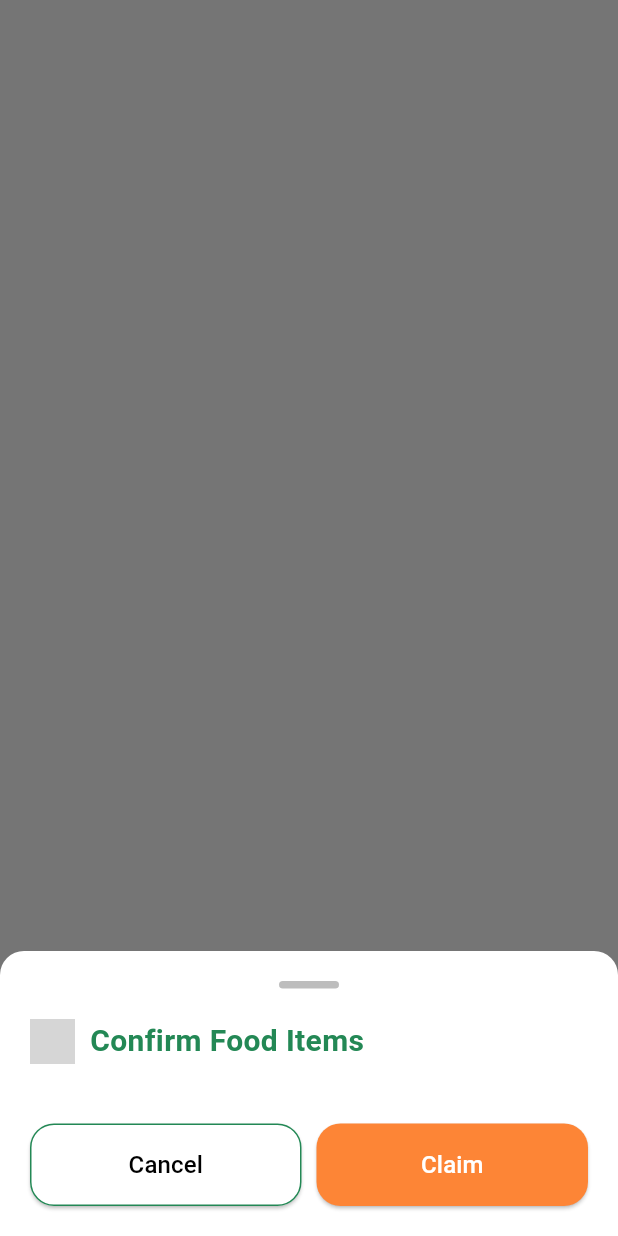
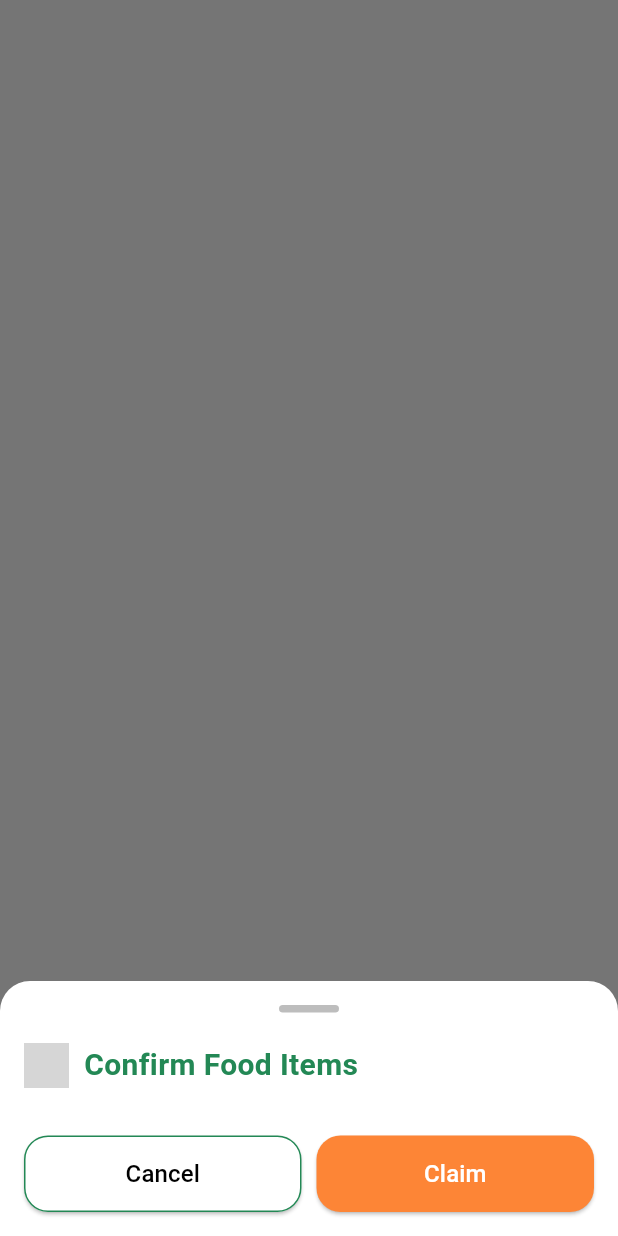
Before and after one commit to Ojikun/G2G, a Flutter app: what showGetBasketFlow() shows on an empty page, opened directly with empty values, on a phone screen of 412 x 824 dp. Run offline on Flutter 3.47's test engine with Material 3 defaults, Android fonts, the phone set to English and light mode, and no system bars; our stand-ins replace cloud_firestore, firebase_auth, firebase_core, firebase_messaging, flutter_local_notifications, google_sign_in and 2 more; accounts and stored records are empty; network calls fail; key blocks and very long unbroken strings in the code were emptied for the run; grey boxes are pictures that could not be loaded.

Commit message:
updated - mmodal sheet

```diff
--- a/lib/widgets/get_food_flow.dart
+++ b/lib/widgets/get_food_flow.dart
@@ -3,8 +3,6 @@ import 'package:cloud_firestore/cloud_firestore.dart';
 import 'package:firebase_auth/firebase_auth.dart';
 import 'package:flutter/material.dart';
 import 'quota_utils.dart'; // Contains getRemainingWeeklyQuantity() and kWeeklyLimit
-import '../Homepage.dart';
-import '../main.dart'; // Contains navigatorKey
 
 class GetFoodItem {
   final String foodId;
@@ -34,6 +32,7 @@ void showGetBasketFlow({
 
   if (totalRequested > remainingThisWeek) {
     if (context.mounted) {
+      // Check if the context is still valid
       ScaffoldMessenger.of(context).showSnackBar(
         SnackBar(
           content: Text(
@@ -45,8 +44,9 @@ void showGetBasketFlow({
     return;
   }
 
-  // Confirmation bottom sheet
+  // Confirmation dialog
   bool confirmed = false;
+  // Replace the confirmation dialog section with this:
   if (context.mounted) {
     confirmed =
         await showModalBottomSheet<bool>(
@@ -54,13 +54,20 @@ void showGetBasketFlow({
           isScrollControlled: true,
           backgroundColor: Colors.white,
           shape: const RoundedRectangleBorder(
-            borderRadius: BorderRadius.vertical(top: Radius.circular(16)),
+            borderRadius: BorderRadius.vertical(top: Radius.circular(20)),
           ),
-          builder: (ctx) {
-            return Padding(
-              padding: const EdgeInsets.all(20),
+          builder:
+              (ctx) => SafeArea(
+                child: Padding(
+                  padding: EdgeInsets.fromLTRB(
+                    16,
+                    16,
+                    16,
+                    MediaQuery.of(ctx).viewInsets.bottom + 16,
+                  ),
                   child: Column(
                     mainAxisSize: MainAxisSize.min,
+                    crossAxisAlignment: CrossAxisAlignment.stretch,
                     children: [
                       Center(
                         child: Container(
@@ -73,10 +80,14 @@ void showGetBasketFlow({
                         ),
                       ),
                       const SizedBox(height: 20),
+                      // Header
+                      Row(
+                        mainAxisAlignment: MainAxisAlignment.spaceBetween,
+                        children: [
                           Row(
                             children: [
                               ClipRRect(
-                        borderRadius: BorderRadius.circular(16),
+                                borderRadius: BorderRadius.circular(8),
                                 child: Image.asset(
                                   'assets/get.png',
                                   width: 30,
@@ -88,29 +99,44 @@ void showGetBasketFlow({
                               const Text(
                                 "Confirm Food Items",
                                 style: TextStyle(
+                                  fontSize: 20,
                                   fontWeight: FontWeight.bold,
-                          fontSize: 20,
                                   color: Color(0xff238855),
                                 ),
                               ),
                             ],
                           ),
-                  const SizedBox(height: 20),
-                  Flexible(
-                    child: ListView.builder(
-                      shrinkWrap: true,
-                      itemCount: items.length,
-                      itemBuilder: (context, index) {
-                        final item = items[index];
-                        return Card(
+                        ],
+                      ),
+                      const SizedBox(height: 16),
+
+                      // Items List
+                      ConstrainedBox(
+                        constraints: BoxConstraints(
+                          maxHeight: MediaQuery.of(ctx).size.height * 0.4,
+                        ),
+                        child: SingleChildScrollView(
+                          child: Column(
+                            mainAxisSize: MainAxisSize.min,
+                            children:
+                                items
+                                    .map(
+                                      (item) => Card(
+                                        color: Colors.white,
                                         shape: RoundedRectangleBorder(
-                            borderRadius: BorderRadius.circular(16),
+                                          borderRadius: BorderRadius.circular(
+                                            12,
+                                          ),
                                         ),
                                         elevation: 3,
-                          margin: const EdgeInsets.symmetric(vertical: 5),
+                                        margin: const EdgeInsets.symmetric(
+                                          vertical: 5,
+                                        ),
                                         child: ListTile(
                                           leading: ClipRRect(
-                              borderRadius: BorderRadius.circular(16),
+                                            borderRadius: BorderRadius.circular(
+                                              8,
+                                            ),
                                             child:
                                                 item.imageUrl.isNotEmpty
                                                     ? Image.network(
@@ -118,21 +144,48 @@ void showGetBasketFlow({
                                                       width: 50,
                                                       height: 50,
                                                       fit: BoxFit.cover,
+                                                      errorBuilder: (
+                                                        context,
+                                                        error,
+                                                        stackTrace,
+                                                      ) {
+                                                        return Container(
+                                                          width: 50,
+                                                          height: 50,
+                                                          color: const Color(
+                                                            0xfffd8536,
+                                                          ),
+                                                          child: const Icon(
+                                                            Icons.fastfood,
+                                                            size: 30,
+                                                            color: Colors.white,
+                                                          ),
+                                                        );
+                                                      },
                                                     )
-                                      : const Icon(
+                                                    : Container(
+                                                      width: 50,
+                                                      height: 50,
+                                                      color: const Color(
+                                                        0xfffd8536,
+                                                      ),
+                                                      child: const Icon(
                                                         Icons.fastfood,
-                                        size: 40,
-                                        color: Color(0xff238855),
+                                                        size: 30,
+                                                        color: Colors.white,
+                                                      ),
                                                     ),
                                           ),
                                           title: Text(
                                             item.foodName,
                                             style: const TextStyle(
                                               fontWeight: FontWeight.w600,
+                                              color: Colors.black87,
                                             ),
                                           ),
                                           subtitle: Column(
-                              crossAxisAlignment: CrossAxisAlignment.start,
+                                            crossAxisAlignment:
+                                                CrossAxisAlignment.start,
                                             children: [
                                               Text(
                                                 "Quantity: ${item.quantity}",
@@ -143,12 +196,13 @@ void showGetBasketFlow({
                                               ),
                                               const SizedBox(height: 4),
                                               Row(
-                                  crossAxisAlignment: CrossAxisAlignment.start,
+                                                crossAxisAlignment:
+                                                    CrossAxisAlignment.start,
                                                 children: [
-                                    const Icon(
+                                                  Icon(
                                                     Icons.location_on,
                                                     size: 16,
-                                      color: Colors.grey,
+                                                    color: Colors.grey[600],
                                                   ),
                                                   const SizedBox(width: 4),
                                                   Expanded(
@@ -158,7 +212,64 @@ void showGetBasketFlow({
                                                         fontSize: 13,
                                                         color: Colors.grey[700],
                                                       ),
-                                        maxLines: null,
+                                                    ),
+                                                  ),
+                                                ],
+                                              ),
+                                            ],
+                                          ),
+                                          isThreeLine: true,
+                                        ),
+                                      ),
+                                    )
+                                    .toList(),
+                          ),
+                        ),
+                      ),
+                      const SizedBox(height: 16),
+
+                      // Action Buttons
+                      Row(
+                        children: [
+                          Expanded(
+                            child: ElevatedButton(
+                              onPressed: () => Navigator.of(ctx).pop(false),
+                              style: ElevatedButton.styleFrom(
+                                backgroundColor: Colors.white,
+                                foregroundColor: Colors.black,
+                                shape: RoundedRectangleBorder(
+                                  borderRadius: BorderRadius.circular(16),
+                                  side: BorderSide(color: Color(0xff238855)),
+                                ),
+                                padding: EdgeInsets.symmetric(vertical: 14),
+                              ),
+                              child: Text(
+                                "Cancel",
+                                style: TextStyle(
+                                  fontSize: 16,
+                                  color: Colors.black,
+                                ),
+                              ),
+                            ),
+                          ),
+                          const SizedBox(width: 10),
+                          Expanded(
+                            child: ElevatedButton(
+                              onPressed: () => Navigator.of(ctx).pop(true),
+                              style: ElevatedButton.styleFrom(
+                                backgroundColor: Color(0xfffd8536),
+                                shape: RoundedRectangleBorder(
+                                  borderRadius: BorderRadius.circular(16),
+                                ),
+                                padding: EdgeInsets.symmetric(vertical: 14),
+                              ),
+                              child: Text(
+                                "Claim",
+                                style: TextStyle(
+                                  fontSize: 16,
+                                  color: Colors.white,
+                                ),
+                              ),
                             ),
                           ),
                         ],
@@ -166,58 +277,12 @@ void showGetBasketFlow({
                     ],
                   ),
                 ),
-                        );
-                      },
               ),
-                  ),
-                  const SizedBox(height: 20),
-                  Row(
-                    children: [
-                      Expanded(
-                        child: ElevatedButton.icon(
-                          label: const Text(
-                            "Cancel",
-                            style: TextStyle(color: Colors.black, fontSize: 16),
-                          ),
-                          style: ElevatedButton.styleFrom(
-                            backgroundColor: Colors.white,
-                            side: const BorderSide(color: Color(0xff238855)),
-                            padding: const EdgeInsets.symmetric(vertical: 16),
-                            shape: RoundedRectangleBorder(
-                              borderRadius: BorderRadius.circular(16),
-                            ),
-                          ),
-                          onPressed: () => Navigator.of(ctx).pop(false),
-                        ),
-                      ),
-                      const SizedBox(width: 10),
-                      Expanded(
-                        child: ElevatedButton.icon(
-                          label: const Text(
-                            "Claim",
-                            style: TextStyle(color: Colors.white, fontSize: 16),
-                          ),
-                          style: ElevatedButton.styleFrom(
-                            backgroundColor: const Color(0xfffd8536),
-                            padding: const EdgeInsets.symmetric(vertical: 16),
-                            shape: RoundedRectangleBorder(
-                              borderRadius: BorderRadius.circular(16),
-                            ),
-                          ),
-                          onPressed: () => Navigator.of(ctx).pop(true),
-                        ),
-                      ),
-                    ],
-                  ),
-                ],
-              ),
-            );
-          },
         ) ??
         false;
   }
 
-  if (!confirmed) return;
+  if (confirmed != true) return;
 
   // Claim items
   final claimedItems = <GetFoodItem>[];
@@ -230,6 +295,7 @@ void showGetBasketFlow({
 
     if (item.quantity > currentQuantity) {
       if (context.mounted) {
+        // Ensure context is still valid
         ScaffoldMessenger.of(context).showSnackBar(
           SnackBar(content: Text("Not enough stock for ${item.foodName}.")),
         );
@@ -269,20 +335,8 @@ void showGetBasketFlow({
     locationGroups.putIfAbsent(item.location, () => []).add(item);
   }
 
-  final currentContext = navigatorKey.currentContext;
-  if (currentContext != null) {
   for (final group in locationGroups.entries) {
-      _showGroupedTimerOverlay(currentContext, group.key, group.value);
-    }
-  }
-
-  // Navigate to Homepage after showing overlays
-  if (context.mounted) {
-    Navigator.pushAndRemoveUntil(
-      context,
-      MaterialPageRoute(builder: (context) => HomeScreen()),
-      (route) => false,
-    );
+    _showGroupedTimerOverlay(context, group.key, group.value);
   }
 }
 
@@ -293,9 +347,17 @@ void _showGroupedTimerOverlay(
   String location,
   List<GetFoodItem> items,
 ) {
-  final bottomOffset =
-      105.0 + (activeOverlayCount * 100); // Stack overlays 90px apart.
-  activeOverlayCount++; // Increment overlay count.
+  final screenHeight = MediaQuery.of(context).size.height;
+  final bottomSafeArea = MediaQuery.of(context).padding.bottom;
+  final maxOverlaySpace = screenHeight * 1;
+
+  final spacing =
+      activeOverlayCount > 1
+          ? (maxOverlaySpace / activeOverlayCount).clamp(120, 160.0)
+          : 120.0; // Adjust spacing based on active overlays
+
+  final bottomOffset = 100 + bottomSafeArea + (activeOverlayCount * spacing);
+  activeOverlayCount++;
 
   final Duration oneHour = Duration(hours: 1);
   final DateTime endTime = DateTime.now().add(oneHour);
@@ -375,15 +437,15 @@ void _showGroupedTimerOverlay(
                 },
                 child: AnimatedContainer(
                   duration: Duration(milliseconds: 300),
-                  padding: EdgeInsets.all(12),
+                  padding: EdgeInsets.all(16),
                   decoration: BoxDecoration(
                     color: Colors.white,
                     borderRadius: BorderRadius.circular(16),
                     boxShadow: [
                       BoxShadow(
                         color: Colors.black26,
-                        // blurRadius: 12,
-                        // offset: Offset(0, 5),
+                        blurRadius: 8,
+                        offset: Offset(0, 4),
                       ),
                     ],
                   ),
@@ -391,35 +453,35 @@ void _showGroupedTimerOverlay(
                       isExpanded
                           ? Row(
                             children: [
-                              // Left side: Food info
                               Expanded(
                                 child: Column(
                                   crossAxisAlignment: CrossAxisAlignment.start,
                                   children: [
                                     Text(
                                       "🎉 You got ${items.map((item) => item.quantity).join(", ")} ${items.map((item) => item.foodName).join(", ")}!",
-                                      style: TextStyle(
+                                      style: const TextStyle(
                                         fontSize: 16,
                                         fontWeight: FontWeight.bold,
                                       ),
+                                      maxLines: 2,
+                                      overflow: TextOverflow.ellipsis,
                                     ),
+                                    const SizedBox(height: 4),
                                     Text(
                                       "📍 Get at $location",
-                                      style: TextStyle(fontSize: 14),
-                                      maxLines:
-                                          null, // Allow the text to wrap to multiple lines
+                                      style: const TextStyle(fontSize: 14),
+                                      maxLines: 2,
                                     ),
                                   ],
                                 ),
                               ),
-                              SizedBox(width: 12),
-                              // Right side: Timer and Done button
+                              const SizedBox(width: 12),
                               Column(
                                 mainAxisAlignment: MainAxisAlignment.center,
                                 children: [
                                   Text(
                                     "⏳ $minutes:$seconds",
-                                    style: TextStyle(
+                                    style: const TextStyle(
                                       fontSize: 20,
                                       fontWeight: FontWeight.bold,
                                       color: Color(0xff238855),
@@ -430,11 +492,11 @@ void _showGroupedTimerOverlay(
                                       await updateQuantitiesInFirestore();
                                       removeOverlay();
                                     },
-                                    icon: Icon(
+                                    icon: const Icon(
                                       Icons.check_circle_outline,
                                       color: Color(0xff238855),
                                     ),
-                                    label: Text(
+                                    label: const Text(
                                       "Done",
                                       style: TextStyle(
                                         color: Color(0xff238855),
@@ -448,15 +510,20 @@ void _showGroupedTimerOverlay(
                           : Row(
                             mainAxisAlignment: MainAxisAlignment.spaceBetween,
                             children: [
-                              Text(
-                                "📍 $location",
-                                style: TextStyle(
+                              Expanded(
+                                child: Text(
+                                  "📍 Get at $location",
+                                  style: const TextStyle(
                                     fontSize: 14,
                                     fontWeight: FontWeight.bold,
                                   ),
-                                overflow: TextOverflow.ellipsis,
+                                  maxLines: 2,
                                 ),
-                              Icon(Icons.expand_more, color: Color(0xff238855)),
+                              ),
+                              const Icon(
+                                Icons.expand_more,
+                                color: Color(0xff238855),
+                              ),
                             ],
                           ),
                 ),
```
Lines whose indentation alone changed are shown as unchanged.
